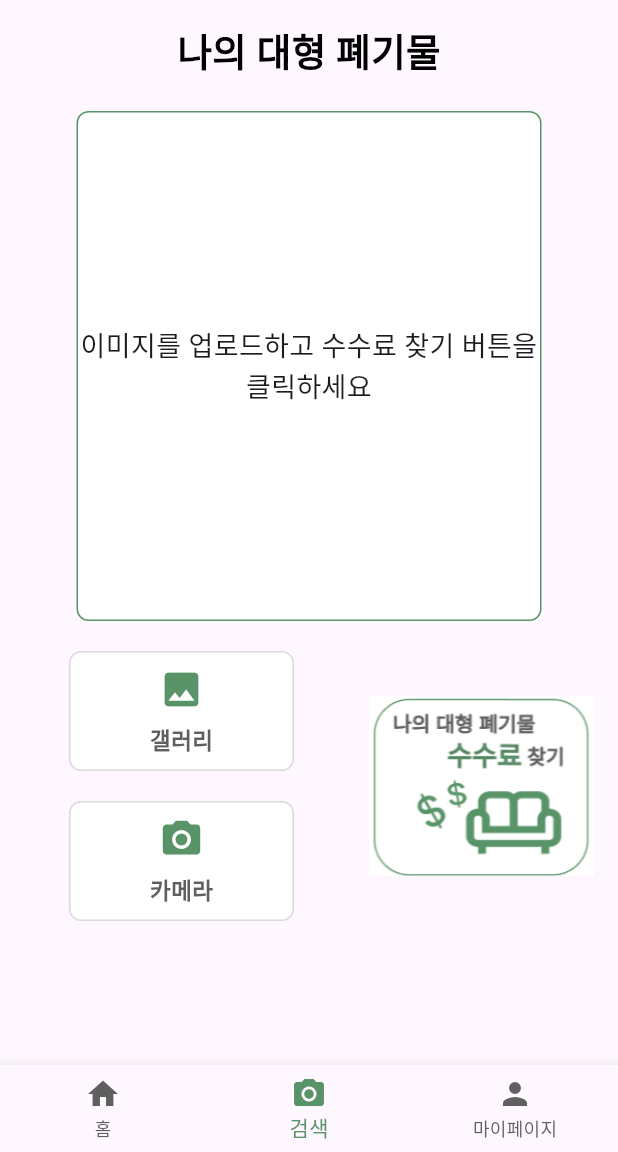
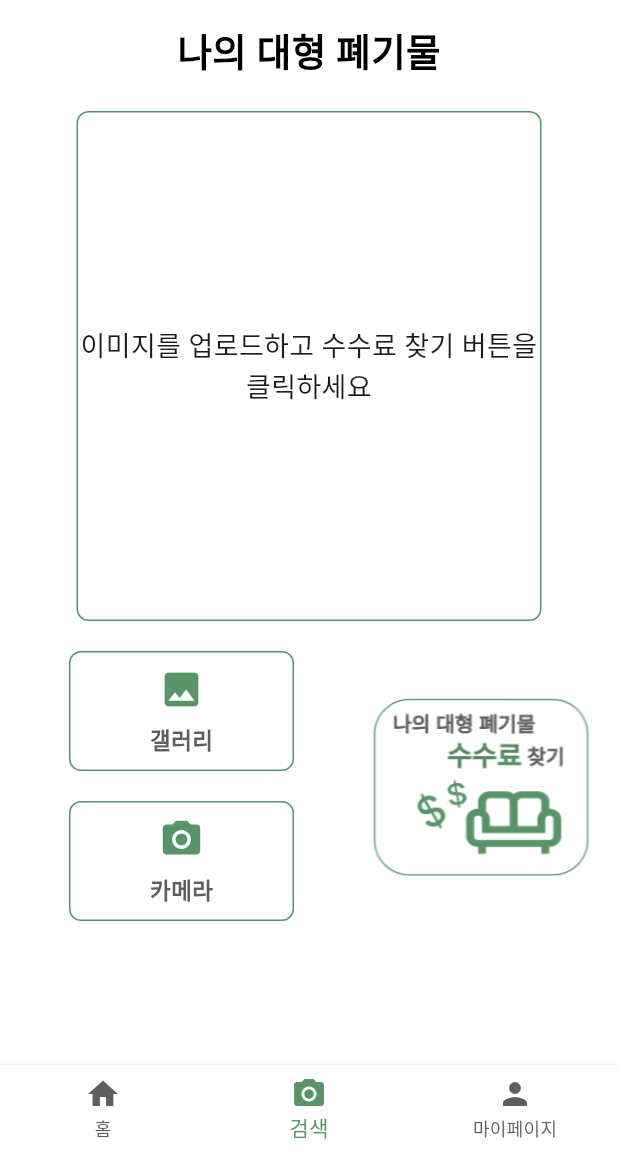
Before and after one commit to Ssdam-Ssdam/Ssdam_Frontend, a Flutter app: the MainScreen screen opened directly, item 2 of the bottom bar chosen, on a phone screen of 412 x 824 dp, the part 84-1236 px from its top. Run offline on Flutter 3.47's test engine with Material 3 defaults, Android fonts, the phone set to English and light mode, and no system bars; our stand-ins replace flutter_secure_storage, image_picker, webview_flutter; accounts and stored records are empty; network calls fail.

Commit message:
fix: change background color

```diff
--- a/lib/screens/home_screen.dart
+++ b/lib/screens/home_screen.dart
@@ -90,6 +90,7 @@ class _HomeScreenState extends State<HomeScreen> {
   @override
   Widget build(BuildContext context) {
     return Scaffold(
+      backgroundColor: Colors.white,
       body: SingleChildScrollView(
         child: Padding(
           padding: const EdgeInsets.all(16.0),
--- a/lib/screens/inquiry_screen.dart
+++ b/lib/screens/inquiry_screen.dart
@@ -38,6 +38,7 @@ class _InquiryScreenState extends State<InquiryScreen> {
   @override
   Widget build(BuildContext context) {
     return Scaffold(
+      backgroundColor: Colors.white,  // 배경색을 흰색으로 설정
       body: Padding(
         padding: const EdgeInsets.all(16.0),
         child: Column(
--- a/lib/screens/main_screen.dart
+++ b/lib/screens/main_screen.dart
@@ -113,6 +113,7 @@ class _MainScreenState extends State<MainScreen> {
       ),
       body: _currentScreen,
       bottomNavigationBar: BottomNavigationBar(
+        backgroundColor: Colors.white,  // 배경색을 흰색으로 설정
         items: [
           BottomNavigationBarItem(
             icon: Icon(Icons.home),
--- a/lib/screens/result_screen.dart
+++ b/lib/screens/result_screen.dart
@@ -184,6 +184,7 @@ class _ResultScreenState extends State<ResultScreen> {
   @override
   Widget build(BuildContext context) {
     return Scaffold(
+      backgroundColor: Colors.white,  // 배경색을 흰색으로 설정
       body: SafeArea(
         child: SingleChildScrollView(
           child: Padding(
--- a/lib/screens/search_screen.dart
+++ b/lib/screens/search_screen.dart
@@ -120,6 +120,7 @@ class _SearchScreenState extends State<SearchScreen> {
   @override
   Widget build(BuildContext context) {
     return Scaffold(
+      backgroundColor: Colors.white,
       body: SafeArea(
         child: SingleChildScrollView(
           child: Padding(
@@ -181,7 +182,7 @@ class _SearchScreenState extends State<SearchScreen> {
                                   height: 80,
                                   decoration: BoxDecoration(
                                     color: Colors.white,
-                                    border: Border.all(color: Color(0xFFD9D9D9)),
+                                    border: Border.all(color: Color(0xFF599468)),
                                     borderRadius: BorderRadius.circular(8),
                                   ),
                                   child: Column(
@@ -210,7 +211,7 @@ class _SearchScreenState extends State<SearchScreen> {
                                   height: 80,
                                   decoration: BoxDecoration(
                                     color: Colors.white,
-                                    border: Border.all(color: Color(0xFFD9D9D9)),
+                                    border: Border.all(color: Color(0xFF599468)),
                                     borderRadius: BorderRadius.circular(8),
                                   ),
                                   child: Column(
```
Also changed, not shown: lib/screens/faq_screen.dart (+7 -2 lines).
